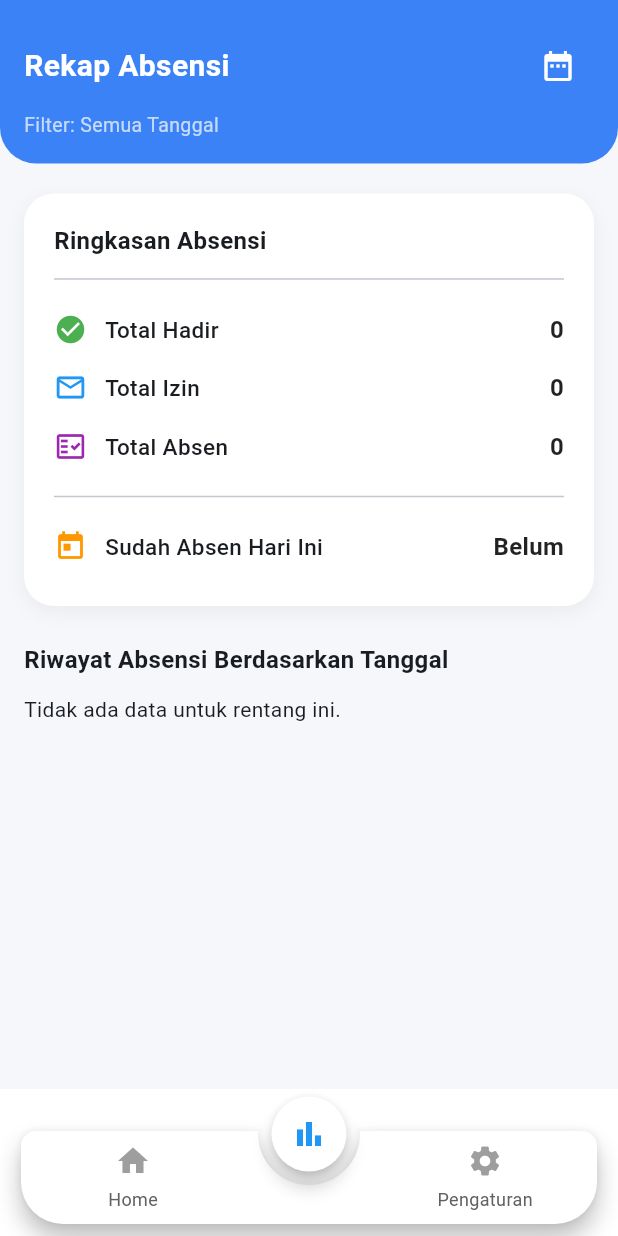
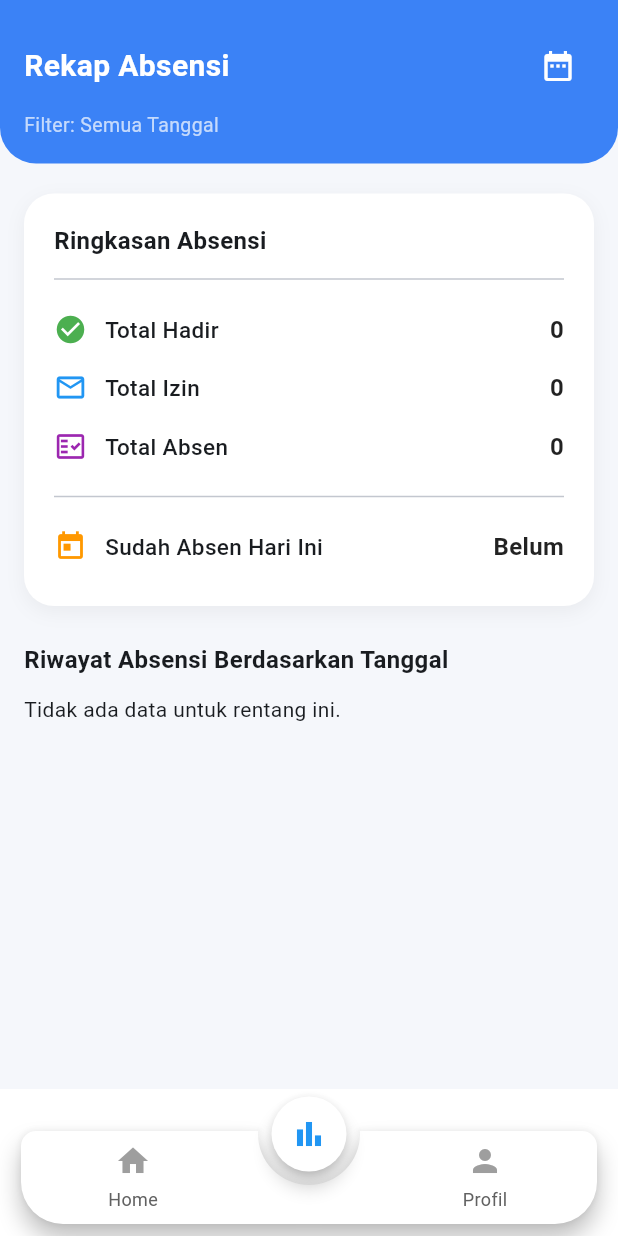
Before and after one commit to FarrezJv/tugas_akhir_api, a Flutter app: the BotnavPage screen opened by its route, item 2 of the bottom bar chosen, on a phone screen of 412 x 824 dp. Run offline on Flutter 3.47's test engine with Material 3 defaults, Android fonts, the phone set to English and light mode, and no system bars; drawn by our look-alikes of animated_notch_bottom_bar; our stand-ins replace geocoding, geolocator, google_maps_flutter, image_picker, lottie, shared_preferences; accounts and stored records are empty; network calls fail; project files that could hold a hidden picture were left out.

Commit message:
Tugas Akhir Asli Banget Finish

```diff
--- a/lib/views/home/botnav.dart
+++ b/lib/views/home/botnav.dart
@@ -49,9 +49,9 @@ class _BotnavPageState extends State<BotnavPage> {
       itemLabel: 'Rekap',
     ),
     BottomBarItem(
-      inActiveItem: Icon(Icons.settings, color: Colors.grey),
-      activeItem: Icon(Icons.settings, color: Colors.blue),
-      itemLabel: 'Pengaturan',
+      inActiveItem: Icon(Icons.person, color: Colors.grey),
+      activeItem: Icon(Icons.person, color: Colors.blue),
+      itemLabel: 'Profil',
     ),
     // BottomBarItem(
     //   inActiveItem: Icon(Icons.person, color: Colors.grey),
```
Also changed, not shown: lib/views/home/profil_detail.dart (+9 -10 lines).
